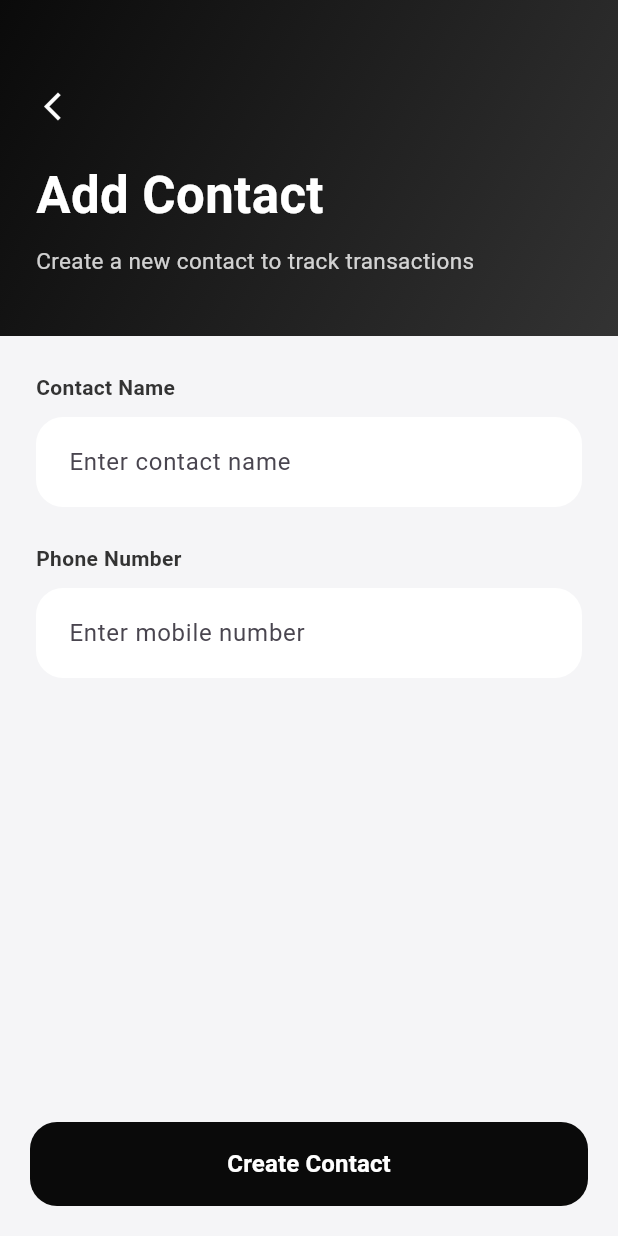
After one commit to M-Ajlan-v/ledjify, a Flutter app: the AddContactScreen screen opened directly, on a phone screen of 412 x 824 dp. The commit adds this screen. Run offline on Flutter 3.47's test engine with Material 3 defaults, Android fonts, the phone set to English and light mode, and no system bars; our stand-ins replace google_fonts.

Commit message:
addcontact screen added

```diff
--- /dev/null
+++ b/lib/screens/contacts/add_contact_screen.dart
@@ -0,0 +1,130 @@
+import 'package:flutter/material.dart';
+import 'package:ledjify/constants/app_colors.dart';
+import 'package:ledjify/screens/widgets/app_text_field.dart';
+
+class AddContactScreen extends StatefulWidget {
+  const AddContactScreen({super.key});
+
+  @override
+  State<AddContactScreen> createState() => _AddContactScreenState();
+}
+
+class _AddContactScreenState extends State<AddContactScreen> {
+  final TextEditingController nameController = TextEditingController();
+  final TextEditingController phoneController = TextEditingController();
+
+  @override
+  void dispose() {
+    nameController.dispose();
+    phoneController.dispose();
+    super.dispose();
+  }
+
+  @override
+  Widget build(BuildContext context) {
+    return Scaffold(
+      backgroundColor: AppColors.background,
+      bottomNavigationBar: SafeArea(
+        minimum: const EdgeInsets.all(20),
+        child: SizedBox(
+          height: 56,
+          child: ElevatedButton(
+            onPressed: () {
+              Navigator.pop(context);
+            },
+            style: ElevatedButton.styleFrom(
+              backgroundColor: AppColors.primary,
+              foregroundColor: AppColors.white,
+              elevation: 0,
+              shape: RoundedRectangleBorder(
+                borderRadius: BorderRadius.circular(18),
+              ),
+            ),
+            child: const Text(
+              'Create Contact',
+              style: TextStyle(
+                fontSize: 16,
+                fontWeight: FontWeight.w600,
+              ),
+            ),
+          ),
+        ),
+      ),
+      body: Column(
+        children: [
+          Container(
+            width: double.infinity,
+            padding: const EdgeInsets.fromLTRB(
+              24,
+              60,
+              24,
+              40,
+            ),
+            decoration: const BoxDecoration(
+              gradient: LinearGradient(
+                colors: [
+                  AppColors.primary,
+                  AppColors.secondary,
+                ],
+                begin: Alignment.topLeft,
+                end: Alignment.bottomRight,
+              ),
+            ),
+            child: Column(
+              crossAxisAlignment: CrossAxisAlignment.start,
+              children: [
+                InkWell(
+                  onTap: () => Navigator.pop(context),
+                  child: const Icon(
+                    Icons.arrow_back_ios_new,
+                    color: AppColors.white,
+                    size: 22,
+                  ),
+                ),
+                const SizedBox(height: 24),
+                const Text(
+                  'Add Contact',
+                  style: TextStyle(
+                    color: AppColors.white,
+                    fontSize: 34,
+                    fontWeight: FontWeight.bold,
+                  ),
+                ),
+                const SizedBox(height: 8),
+                Text(
+                  'Create a new contact to track transactions',
+                  style: TextStyle(
+                    color: AppColors.white.withOpacity(.8),
+                    fontSize: 15,
+                  ),
+                ),
+              ],
+            ),
+          ),
+          Expanded(
+            child: SingleChildScrollView(
+              padding: const EdgeInsets.all(24),
+              child: Column(
+                children: [
+                  AppTextField(
+                    label: 'Contact Name',
+                    hintText: 'Enter contact name',
+                    controller: nameController,
+                    textInputAction: TextInputAction.next,
+                  ),
+                  const SizedBox(height: 24),
+                  AppTextField(
+                    label: 'Phone Number',
+                    hintText: 'Enter mobile number',
+                    controller: phoneController,
+                    keyboardType: TextInputType.phone,
+                  ),
+                ],
+              ),
+            ),
+          ),
+        ],
+      ),
+    );
+  }
+}
--- a/lib/screens/contacts/widgets/contact_header.dart
+++ b/lib/screens/contacts/widgets/contact_header.dart
@@ -47,11 +47,6 @@ class _ContactHeaderState extends State<ContactHeader> {
                       fontSize: 28,
                       fontWeight: FontWeight.w700,
                     ),
-                  ),
-                  Icon(
-                    Icons.group_add_outlined,
-                    color: Colors.white,
-                    size: 28,
                   ),
                 ],
               ),
--- a/lib/screens/main_screen.dart
+++ b/lib/screens/main_screen.dart
@@ -1,6 +1,7 @@
 import 'package:flutter/material.dart';
 import 'package:ledjify/constants/app_colors.dart';
 import 'package:ledjify/screens/cashbook/cashbook_screen.dart';
+import 'package:ledjify/screens/contacts/add_contact_screen.dart';
 import 'package:ledjify/screens/home/home_screen.dart';
 import 'package:ledjify/screens/contacts/contact_screen.dart';
 import 'package:ledjify/screens/more/more_screen.dart';
@@ -49,7 +50,14 @@ class _MainScreenState extends State<MainScreen> {
       body: IndexedStack(index: selectedIndex, children: screens),
       floatingActionButton: selectedIndex == 1
           ? FloatingActionButton.extended(
-              onPressed: () {},
+              onPressed: () {
+                Navigator.push(
+                  context,
+                  MaterialPageRoute(
+                    builder: (context) => const AddContactScreen(),
+                  ),
+                );
+              },
               backgroundColor: AppColors.primary,
               foregroundColor: Colors.white,
               icon: const Icon(Icons.person_add),
--- /dev/null
+++ b/lib/screens/widgets/app_text_field.dart
@@ -0,0 +1,75 @@
+import 'package:flutter/material.dart';
+import 'package:ledjify/constants/app_colors.dart';
+
+class AppTextField extends StatelessWidget {
+  final String label;
+  final String hintText;
+  final TextEditingController controller;
+  final TextInputType? keyboardType;
+  final TextInputAction? textInputAction;
+  final int maxLines;
+  final Widget? prefixIcon;
+  final Widget? suffixIcon;
+
+  const AppTextField({
+    super.key,
+    required this.label,
+    required this.hintText,
+    required this.controller,
+    this.keyboardType,
+    this.textInputAction,
+    this.maxLines = 1,
+    this.prefixIcon,
+    this.suffixIcon,
+  });
+
+  @override
+  Widget build(BuildContext context) {
+    return Column(
+      crossAxisAlignment: CrossAxisAlignment.start,
+      children: [
+        Text(
+          label,
+          style: const TextStyle(
+            fontSize: 14,
+            fontWeight: FontWeight.w600,
+            color: AppColors.secondary,
+          ),
+        ),
+        const SizedBox(height: 10),
+        TextField(
+          controller: controller,
+          keyboardType: keyboardType,
+          textInputAction: textInputAction,
+          maxLines: maxLines,
+          decoration: InputDecoration(
+            hintText: hintText,
+            prefixIcon: prefixIcon,
+            suffixIcon: suffixIcon,
+            filled: true,
+            fillColor: AppColors.white,
+            contentPadding: const EdgeInsets.symmetric(
+              horizontal: 18,
+              vertical: 18,
+            ),
+            border: OutlineInputBorder(
+              borderRadius: BorderRadius.circular(18),
+              borderSide: BorderSide.none,
+            ),
+            enabledBorder: OutlineInputBorder(
+              borderRadius: BorderRadius.circular(18),
+              borderSide: BorderSide.none,
+            ),
+            focusedBorder: OutlineInputBorder(
+              borderRadius: BorderRadius.circular(18),
+              borderSide: const BorderSide(
+                color: AppColors.primary,
+                width: 1.5,
+              ),
+            ),
+          ),
+        ),
+      ],
+    );
+  }
+}
```
